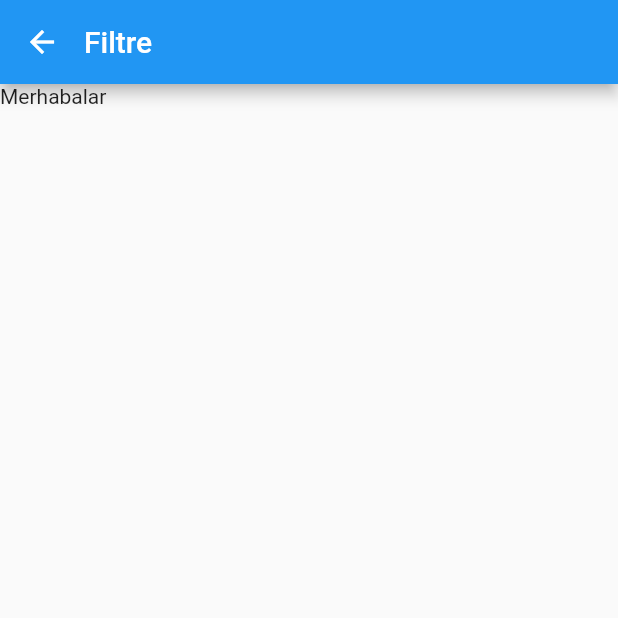
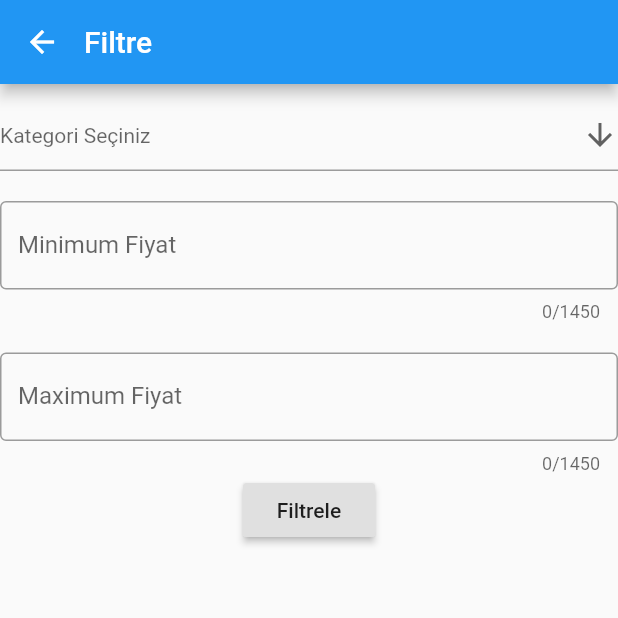
Before and after one commit to burhanelgun/kampusell-mobile, a Flutter app: the FilterSettingsScreen screen opened by its route, on a phone screen of 412 x 824 dp, the top half of it. Run offline on Flutter 3.47's test engine with Material 2 defaults, Android fonts, the phone set to English and light mode, and no system bars; our stand-ins replace firebase_storage, image_picker; accounts and stored records are empty; network calls fail.

Commit message:
Implement filtering products

```diff
--- /dev/null
+++ b/lib/model/product-filter.dart
@@ -0,0 +1,17 @@
+import 'package:kampusell/model/category.dart';
+
+class ProductFilter {
+
+  Category category;
+  String minPrice;
+  String maxPrice;
+
+  ProductFilter(this.category, this.minPrice,this.maxPrice);
+
+
+  Map<String, dynamic> toJson() => {
+    'category': category,
+    'minPrice': minPrice,
+    'maxPrice': maxPrice
+  };
+}
--- a/lib/states/_FilterSettingsState.dart
+++ b/lib/states/_FilterSettingsState.dart
@@ -1,10 +1,16 @@
 import 'package:flutter/material.dart';
+import 'package:kampusell/model/category.dart';
 import 'package:kampusell/screens/dashboard/app-bar-content.dart';
 import 'package:kampusell/screens/filter-settings/filter-settings.dart';
+import 'package:kampusell/model/product-filter.dart';
 
 class FilterSettingsState extends State<FilterSettingsScreen> {
   FilterSettingsState();
-
+  Category selectedCategory = null;
+  final _formKey = GlobalKey<FormState>();
+  final List<Category> categories = Category.fetchAll();
+  final minPriceController = TextEditingController();
+  final maxPriceController = TextEditingController();
   @override
   void initState() {
     super.initState();
@@ -13,8 +19,92 @@ class FilterSettingsState extends State<FilterSettingsScreen> {
   @override
   Widget build(BuildContext context) {
     return Scaffold(
-        appBar: new AppBar(titleSpacing: 0.0, title: Text("Filtre"),
-    ),
-        body: Text("Merhabalar"));
+        appBar: new AppBar(
+          titleSpacing: 0.0,
+          title: Text("Filtre"),
+        ),
+        body: Form(
+          key: _formKey,
+          child: Column(
+            children: <Widget>[
+              SizedBox(height: 10),
+              DropdownButtonFormField<Category>(
+                value: selectedCategory != null
+                    ? selectedCategory
+                    : null,
+                icon: Icon(Icons.arrow_downward),
+                iconSize: 24,
+                elevation: 16,
+                hint: Text("Kategori Seçiniz"),
+                style: TextStyle(color: Colors.deepPurple),
+                onChanged: (Category newValue) {
+                  setState(() {
+                    selectedCategory = newValue;
+                  });
+                },
+                items: categories.map<DropdownMenuItem<Category>>(
+                        (Category category) {
+                      return DropdownMenuItem<Category>(
+                        value: category,
+                        child: Text(category.name),
+                      );
+                    }).toList(),
+              ),
+              SizedBox(height: 20),
+              TextFormField(
+                validator: (value) {
+                  if (value.isEmpty) {
+                    return 'Please enter some text';
+                  }
+                  return null;
+                },
+                controller: minPriceController,
+                keyboardType: TextInputType.multiline,
+                maxLength: 1450,
+                maxLines: null,
+                decoration: InputDecoration(
+                    border: OutlineInputBorder(),
+                    labelText: 'Minimum Fiyat'),
+              ),
+              SizedBox(height: 20),
+              TextFormField(
+                validator: (value) {
+                  if (value.isEmpty) {
+                    return 'Please enter some text';
+                  }
+                  return null;
+                },
+                controller: maxPriceController,
+                keyboardType: TextInputType.multiline,
+                maxLength: 1450,
+                maxLines: null,
+                decoration: InputDecoration(
+                    border: OutlineInputBorder(),
+                    labelText: 'Maximum Fiyat'),
+              ),
+              RaisedButton(
+                onPressed: () {
+                  // Validate returns true if the form is valid, otherwise false.
+                  if (_formKey.currentState.validate()) {
+                    // If the form is valid, display a snackbar. In the real world,
+                    // you'd often call a server or save the information in a database.
+                    filterProducts();
+                  }
+                },
+                child: Text('Filtrele'),
+              )
+            ],
+          ),
+        )
+    );
+  }
+
+  void filterProducts() {
+
+    print("merhabalarrr");
+    ProductFilter productFilter = new ProductFilter(selectedCategory,minPriceController.text,maxPriceController.text);
+    Navigator.of(context).pop(productFilter);
+
+
   }
 }
```
Also changed, not shown: lib/screens/dashboard/app-bar-content.dart (+6 -2 lines), lib/states/_DashboardState.dart (+40 -0 lines).
